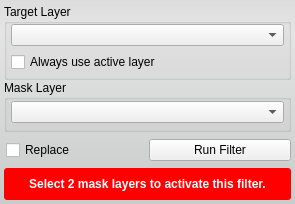
The window that src/Interface/ToolInterface/AndFilterInterface.ui (jessdtate/Seg3D) describes before a commit, drawn with Qt 5.
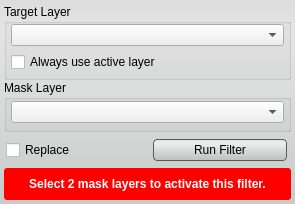
The same window after the commit. Custom widgets are drawn as their Qt base class.

Commit message: added styles to the ui buttons still some tweaking that needs done.  check out the Discrete Gaussian Blur tool and let me know if the lighter background looks better.

Diff of the .ui file:
```diff
--- a/src/Interface/ToolInterface/AndFilterInterface.ui
+++ b/src/Interface/ToolInterface/AndFilterInterface.ui
@@ -35,6 +35,27 @@
    <string notr="true">QWidget#AndFilterInterface{
 	border-radius: 3px;
 	background-color: qlineargradient(spread:pad, x1:0.5, y1:0, x2:0.5, y2:0.960227, stop:0 rgba(221, 221, 221, 255), stop:0.155779 rgba(228, 228, 228, 255), stop:1 rgba(202, 204, 204, 255));      
+}
+
+QPushButton{
+	background-color: qlineargradient(spread:pad, x1:0.5, y1:0, x2:0.5, y2:0.960227, stop:0 rgba(221, 221, 221, 255), stop:0.155779 rgba(238, 238, 238, 255), stop:1 rgba(192, 194, 194, 255));
+	border-radius: 4px;
+	border: 1px solid rgb(90, 90, 90);
+	margin:4px;
+}
+
+QPushButton:hover{
+	background-color: qlineargradient(spread:pad, x1:0.5, y1:0, x2:0.5, y2:1, stop:0 rgba(195, 195, 195, 255), stop:0.253769 rgba(206, 206, 206, 255), stop:1 rgba(185, 185, 185, 255));
+	border-radius: 4px;
+	border: 1px solid rgb(90, 90, 90);
+	margin:4px;
+}
+
+QPushButton:pressed{
+	background-color: qlineargradient(spread:pad, x1:0.5, y1:0, x2:0.5, y2:1, stop:0 rgba(150, 150, 150, 255), stop:0.753769 rgba(206, 206, 206, 255), stop:1 rgba(185, 185, 185, 255));
+	border-radius: 4px;
+	border: 1px solid rgb(90, 90, 90);
+	margin:4px;
 }</string>
   </property>
   <layout class="QVBoxLayout" name="verticalLayout">
@@ -212,6 +233,12 @@
       </item>
       <item>
        <widget class="QPushButton" name="runFilterButton">
+        <property name="minimumSize">
+         <size>
+          <width>0</width>
+          <height>30</height>
+         </size>
+        </property>
         <property name="text">
          <string>Run Filter</string>
         </property>
```
The commit also changes 57 other files.
